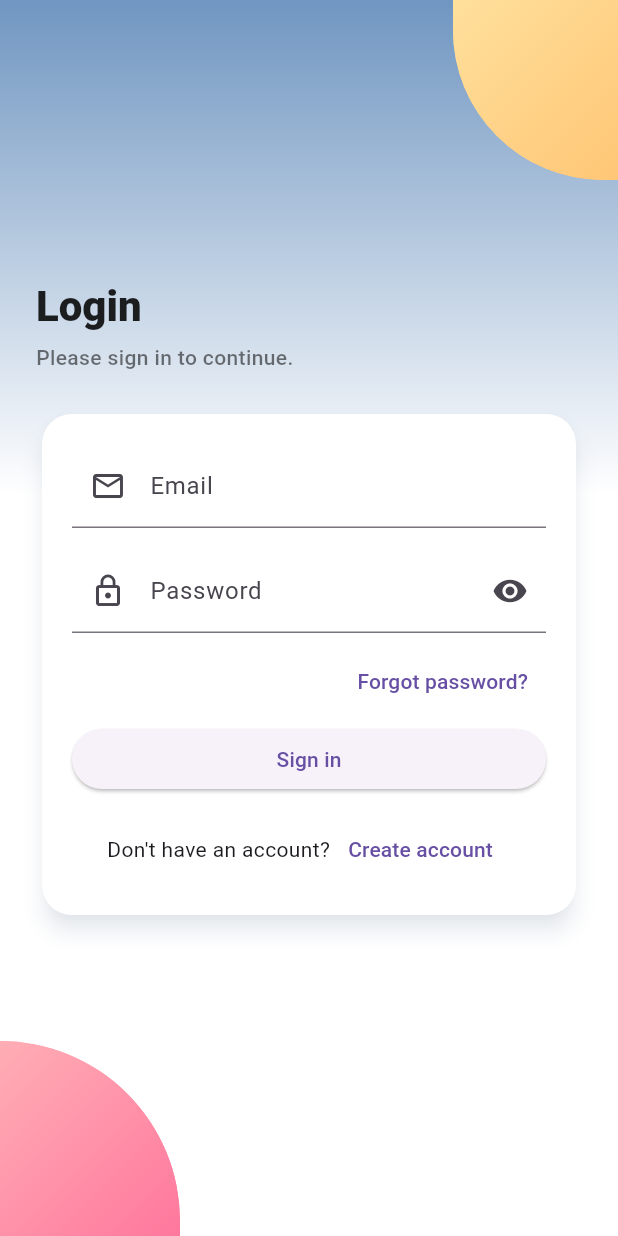
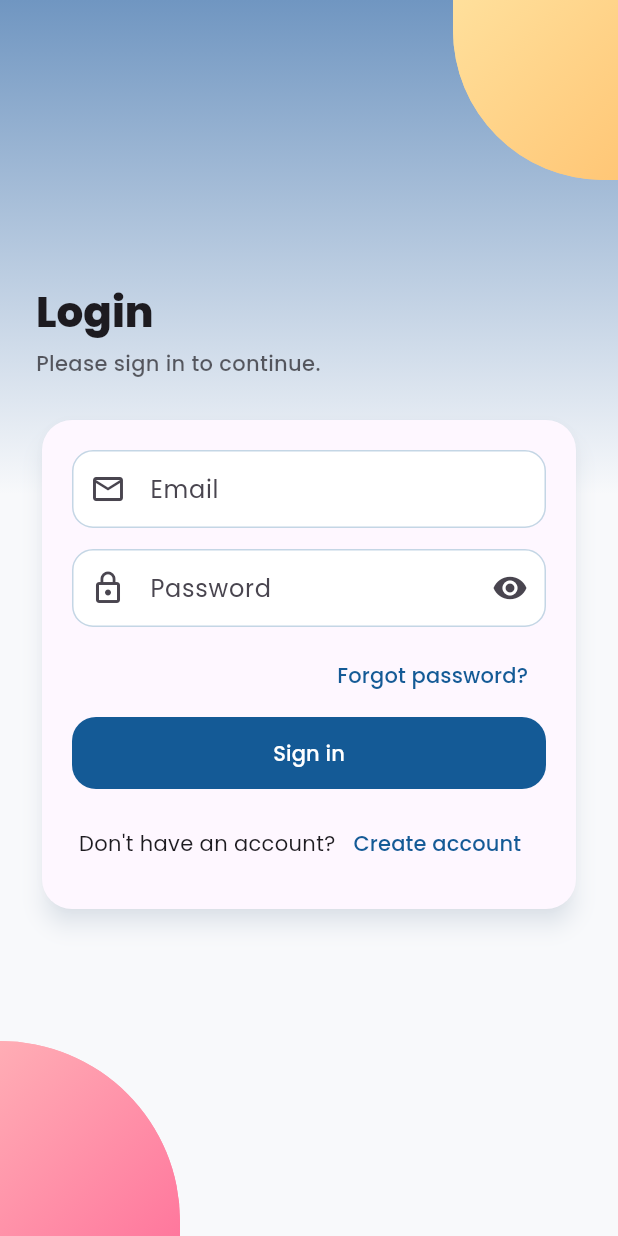
Before and after one commit to NguyenTrungHieu1534/DACN_Flutter, a Flutter app: the screen it shows after launch, item 4 of the bottom bar chosen, after a tap on "Đăng nhập", on a phone screen of 412 x 824 dp. Run offline on Flutter 3.47's test engine with Material 3 defaults, Android fonts, the phone set to English and light mode, and no system bars; our stand-ins replace connectivity_plus, google_fonts, image_picker, internet_connection_checker, just_audio, jwt_decoder and 3 more; network calls fail.

Commit message:
chỉnh màu khi sang va tối

```diff
--- a/DACN/lib/main.dart
+++ b/DACN/lib/main.dart
@@ -13,10 +13,8 @@ import 'models/AudioPlayerProvider.dart';
 import 'theme/app_theme.dart';
 import 'navigation/bottom_nav.dart';
 import '../screens/library_screen.dart';
-import '../screens/album_detail_screen.dart';
 import 'package:connectivity_plus/connectivity_plus.dart';
 import 'package:internet_connection_checker/internet_connection_checker.dart';
-import 'services/network_check.dart';
 import '../models/ThemeProvider.dart';
 void main() {
   WidgetsFlutterBinding.ensureInitialized();
@@ -37,16 +35,17 @@ class WaveMusicApp extends StatelessWidget {
 
   @override
   Widget build(BuildContext context) {
-    final base = ThemeData(
-      useMaterial3: true,
-      textTheme: GoogleFonts.poppinsTextTheme(),
-      scaffoldBackgroundColor: const Color(0xFFF8F9FB),
-    );
      final themeProvider = Provider.of<ThemeProvider>(context);
     return MaterialApp(
        debugShowCheckedModeBanner: false,
-      theme: ThemeData.light(),  // Light mode
-      darkTheme: ThemeData.dark(), // Dark mode
+      theme: AppTheme.buildTheme(
+        ThemeData(
+          useMaterial3: true,
+          textTheme: GoogleFonts.poppinsTextTheme(),
+          scaffoldBackgroundColor: const Color(0xFFF8F9FB),
+        ),
+      ),
+      darkTheme: AppTheme.darkTheme,
       themeMode: themeProvider.isDark ? ThemeMode.dark : ThemeMode.light,
       title: 'Wave Music',
       home: const MainNavigation(),
--- a/DACN/lib/navigation/bottom_nav.dart
+++ b/DACN/lib/navigation/bottom_nav.dart
@@ -1,5 +1,6 @@
 import 'package:flutter/material.dart';
 import 'package:provider/provider.dart'; // Import Provider
+import '../theme/app_theme.dart';
 import '../models/AudioPlayerProvider.dart'; // Import AudioPlayerProvider
 import '../widgets/autoScroollerText.dart';
 import '../screens/player_screen.dart';
@@ -253,7 +254,7 @@ class BuildNaviBotState extends State<BuildNaviBot>
             child: Icon(
               icon,
               size: 24,
-              color: isActive ? Colors.blueAccent : Colors.grey[600],
+              color: isActive ? AppColors.oceanBlue : Colors.grey[600],
             ),
           ),
           AnimatedSize(
--- a/DACN/lib/screens/home_screen.dart
+++ b/DACN/lib/screens/home_screen.dart
@@ -34,36 +34,29 @@ class _HomeScreenState extends State<HomeScreen> {
   Widget build(BuildContext context) {
     // 🌴 AppTheme — gộp trực tiếp
     const retroPrimary = Color(0xFF70C1B3); // xanh ngọc retro
-    const retroAccent = Color(0xFF247BA0); // xanh biển đậm
-    const retroPeach = Color(0xFFFFB6B9); // hồng pastel
-    const retroSand = Color(0xFFFFE066); // vàng cát
-    const retroWhite = Color(0xFFFFFFFF);
+    // Removed unused retroAccent
+    // Removed unused retroPeach, retroSand, retroWhite, retroBoxGradient, retroShadow
 
-    final retroBoxGradient = LinearGradient(
-      colors: [
-        retroPrimary.withOpacity(0.25),
-        retroAccent.withOpacity(0.15),
-      ],
-    );
-
-    final retroShadow = [
-      BoxShadow(
-        color: retroPrimary.withOpacity(0.25),
-        blurRadius: 12,
-        spreadRadius: 2,
-        offset: const Offset(0, 4),
-      ),
-    ];
-
+    final isDark = Theme.of(context).brightness == Brightness.dark;
     return Scaffold(
       body: Container(
-        decoration: const BoxDecoration(
-          gradient: LinearGradient(
+        decoration: BoxDecoration(
+          gradient: isDark
+              ? const LinearGradient(
                   begin: Alignment.topCenter,
                   end: Alignment.bottomCenter,
                   colors: [
-              Color.fromARGB(255, 112, 150, 193), // xanh ngọc retro
-              Color(0xFFFFFFFF), // trắng pastel
+                    Color(0xFF0D1117),
+                    Color(0xFF161B22),
+                  ],
+                  stops: [0.0, 1.0],
+                )
+              : const LinearGradient(
+                  begin: Alignment.topCenter,
+                  end: Alignment.bottomCenter,
+                  colors: [
+                    Color.fromARGB(255, 112, 150, 193),
+                    Color(0xFFF8F9FB),
                   ],
                   stops: [0.0, 0.4],
                 ),
@@ -91,19 +84,19 @@ class _HomeScreenState extends State<HomeScreen> {
                       width: 2,
                     ),
                   ),
-                  child: const Column(
+                  child: Column(
                     mainAxisSize: MainAxisSize.min,
                     children: [
                       Icon(
                         Icons.error_outline_rounded,
-                        color: Colors.redAccent,
+                        color: Theme.of(context).colorScheme.error,
                         size: 48,
                       ),
                       SizedBox(height: 16),
                       Text(
                         "Oops! Something went wrong",
                         style: TextStyle(
-                          color: Colors.white,
+                          color: Theme.of(context).colorScheme.onSurface,
                           fontSize: 18,
                           fontWeight: FontWeight.w700,
                         ),
@@ -148,7 +141,7 @@ class _HomeScreenState extends State<HomeScreen> {
 
             return RefreshIndicator(
               color: retroPrimary,
-              backgroundColor: retroWhite,
+              backgroundColor: Theme.of(context).colorScheme.surface,
               strokeWidth: 3,
               onRefresh: () async {
                 setState(() {
@@ -232,13 +225,12 @@ class _QuickChip extends StatelessWidget {
 
   @override
   Widget build(BuildContext context) {
-    const themeColor =
-        Color.fromARGB(255, 114, 148, 180); // màu retro xanh biển nhạt
+    final themeColor = Theme.of(context).colorScheme.secondary;
 
     return Material(
       elevation: 3,
       shadowColor: Colors.black26,
-      color: Colors.white.withOpacity(0.95),
+      color: Theme.of(context).colorScheme.surface.withOpacity(0.95),
       borderRadius: BorderRadius.circular(20),
       child: InkWell(
         onTap: () {},
@@ -256,8 +248,8 @@ class _QuickChip extends StatelessWidget {
               const SizedBox(width: 8),
               Text(
                 label,
-                style: const TextStyle(
-                  color: Colors.black87,
+                style: Theme.of(context).textTheme.bodyMedium?.copyWith(
+                      color: Theme.of(context).colorScheme.onSurface,
                       fontWeight: FontWeight.w600,
                       letterSpacing: 0.3,
                     ),
@@ -270,22 +262,7 @@ class _QuickChip extends StatelessWidget {
   }
 }
 
-Widget _buildRetroDivider() {
-  return Container(
-    height: 1.2,
-    margin: const EdgeInsets.symmetric(horizontal: 8, vertical: 12),
-    decoration: const BoxDecoration(
-      gradient: LinearGradient(
-        colors: [
-          Colors.transparent,
-          Color.fromARGB(255, 112, 150, 193), // xanh pastel đồng bộ
-          Colors.transparent,
-        ],
-        stops: [0.1, 0.5, 0.9],
-      ),
-    ),
-  );
-}
+// Removed unused _buildRetroDivider
 
 IconData _getGreetingIcon(int hour) {
   if (hour < 12) return Icons.wb_sunny_rounded;
--- a/DACN/lib/screens/login_screen.dart
+++ b/DACN/lib/screens/login_screen.dart
@@ -1,8 +1,6 @@
 import 'package:flutter/material.dart';
 
 import '../services/api_user.dart';
-import 'package:shared_preferences/shared_preferences.dart';
-import '../theme/app_theme.dart';
 import '../screens/signup_screen.dart';
 import 'forgot_password_screen.dart';
 
@@ -20,7 +18,7 @@ class _LoginScreenState extends State<LoginScreen> {
   final UserService _api = UserService();
 
   bool _obscure = true;
-  String _health = 'Checking…';
+  // Removed unused _health
   bool _isSubmitting = false;
   String? _errorMessage;
 
@@ -45,7 +43,6 @@ class _LoginScreenState extends State<LoginScreen> {
     try {
       final identifier = _emailController.text.trim();
       final password = _passwordController.text;
-      final result =
       await _api.login(identifier: identifier, password: password);
       if (!mounted) return;
       Navigator.pushReplacementNamed(context, '/home');
@@ -66,13 +63,19 @@ class _LoginScreenState extends State<LoginScreen> {
         children: [
           // Background gradient aligned with Home tone (blue -> white)
           Container(
-            decoration: const BoxDecoration(
-              gradient: LinearGradient(
+            decoration: BoxDecoration(
+              gradient: Theme.of(context).brightness == Brightness.dark
+                  ? const LinearGradient(
+                      begin: Alignment.topCenter,
+                      end: Alignment.bottomCenter,
+                      colors: [Color(0xFF0D1117), Color(0xFF161B22)],
+                    )
+                  : const LinearGradient(
                       begin: Alignment.topCenter,
                       end: Alignment.bottomCenter,
                       colors: [
-                  Color.fromARGB(255, 112, 150, 193), // same top as Home
-                  Colors.white, // fade to white like Home
+                        Color.fromARGB(255, 112, 150, 193),
+                        Color(0xFFF8F9FB),
                       ],
                       stops: [0.0, 0.4],
                     ),
@@ -184,7 +187,7 @@ class _LoginScreenState extends State<LoginScreen> {
                                 .textTheme
                                 .headlineMedium
                                 ?.copyWith(
-                                  color: Colors.black87,
+                                  color: Theme.of(context).colorScheme.onSurface,
                                   fontWeight: FontWeight.w800,
                                 ),
                           ),
@@ -192,7 +195,7 @@ class _LoginScreenState extends State<LoginScreen> {
                           Text(
                             'Please sign in to continue.',
                             style: Theme.of(context).textTheme.bodyMedium?.copyWith(
-                                  color: Colors.black54,
+                                  color: Theme.of(context).colorScheme.onSurface.withOpacity(0.7),
                                   fontWeight: FontWeight.w500,
                                 ),
                           ),
@@ -202,7 +205,7 @@ class _LoginScreenState extends State<LoginScreen> {
                     const SizedBox(height: 24),
                     // Form Card
                     Card(
-                      color: Colors.white,
+                      color: Theme.of(context).colorScheme.surface,
                       elevation: 6,
                       shadowColor: const Color.fromARGB(255, 112, 150, 193).withOpacity(0.25),
                       shape: RoundedRectangleBorder(
--- a/DACN/lib/theme/app_theme.dart
+++ b/DACN/lib/theme/app_theme.dart
@@ -3,10 +3,10 @@ import 'package:flutter/material.dart';
 class AppColors {
   AppColors._();
 
-  // Ocean-inspired palette from the provided swatches
-  static const Color oceanDeep = Color(0xFF083D77); // deep navy
-  static const Color oceanBlue = Color(0xFF1B6CA8); // primary blue
-  static const Color skyBlue = Color(0xFF4DB6E5); // accent sky
+  // Refined ocean-inspired palette
+  static const Color oceanDeep = Color(0xFF072B52); // deeper navy
+  static const Color oceanBlue = Color(0xFF145A96); // richer primary blue
+  static const Color skyBlue = Color(0xFF3AA2D6); // slightly darker accent sky
   static const Color mist = Color(0xFFE8EDF1); // very light gray
   static const Color sand = Color(0xFFC9B8A6); // warm sand
 }
@@ -54,4 +54,30 @@ class AppTheme {
       ),
     );
   }
+
+  static final ThemeData darkTheme = ThemeData(
+    brightness: Brightness.dark,
+    scaffoldBackgroundColor: const Color(0xFF0D1117),
+    primaryColor: const Color(0xFF1DB954),
+    colorScheme: const ColorScheme.dark(
+      primary: Color(0xFF1DB954),
+      surface: Color(0xFF161B22),
+      background: Color(0xFF0D1117),
+      onPrimary: Colors.white,
+      onSurface: Colors.white70,
+      onBackground: Colors.white70,
+      secondary: AppColors.oceanBlue,
+      onSecondary: Colors.white,
+      error: Colors.redAccent,
+      onError: Colors.white,
+    ),
+    appBarTheme: const AppBarTheme(
+      backgroundColor: Color(0xFF161B22),
+      foregroundColor: Colors.white,
+    ),
+    textTheme: const TextTheme(
+      bodyMedium: TextStyle(color: Colors.white70),
+    ),
+    cardColor: const Color(0xFF161B22),
+  );
 }
--- a/DACN/lib/widgets/HistoryList.dart
+++ b/DACN/lib/widgets/HistoryList.dart
@@ -1,4 +1,5 @@
 import 'package:flutter/material.dart';
+import '../theme/app_theme.dart';
 import '../models/history.dart';
 
 class HistoryList extends StatelessWidget {
@@ -54,7 +55,7 @@ class HistoryList extends StatelessWidget {
             leading: Container(
               padding: EdgeInsets.all(8),
               decoration: BoxDecoration(
-                color: Colors.blueAccent,
+                color: AppColors.oceanBlue,
                 shape: BoxShape.circle,
               ),
               child: Icon(Icons.history, color: Colors.white),
```
Also changed, not shown: DACN/lib/screens/album_detail_screen.dart (+8 -7 lines), DACN/lib/screens/playlist_screen.dart (+36 -17 lines), DACN/lib/widgets/NoInternetOverlay.dart (+11 -5 lines), DACN/lib/widgets/TrendingAlbums.dart (+4 -4 lines), DACN/lib/widgets/TrendingSong.dart (+15 -15 lines). Lines whose indentation alone changed are shown as unchanged.
